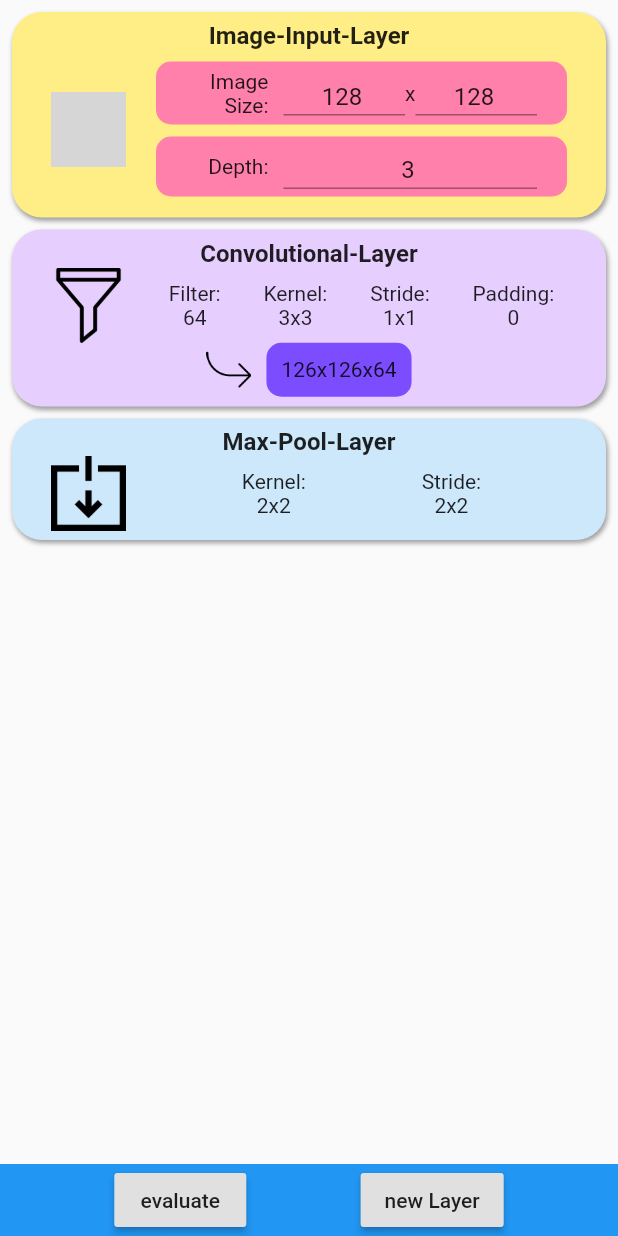
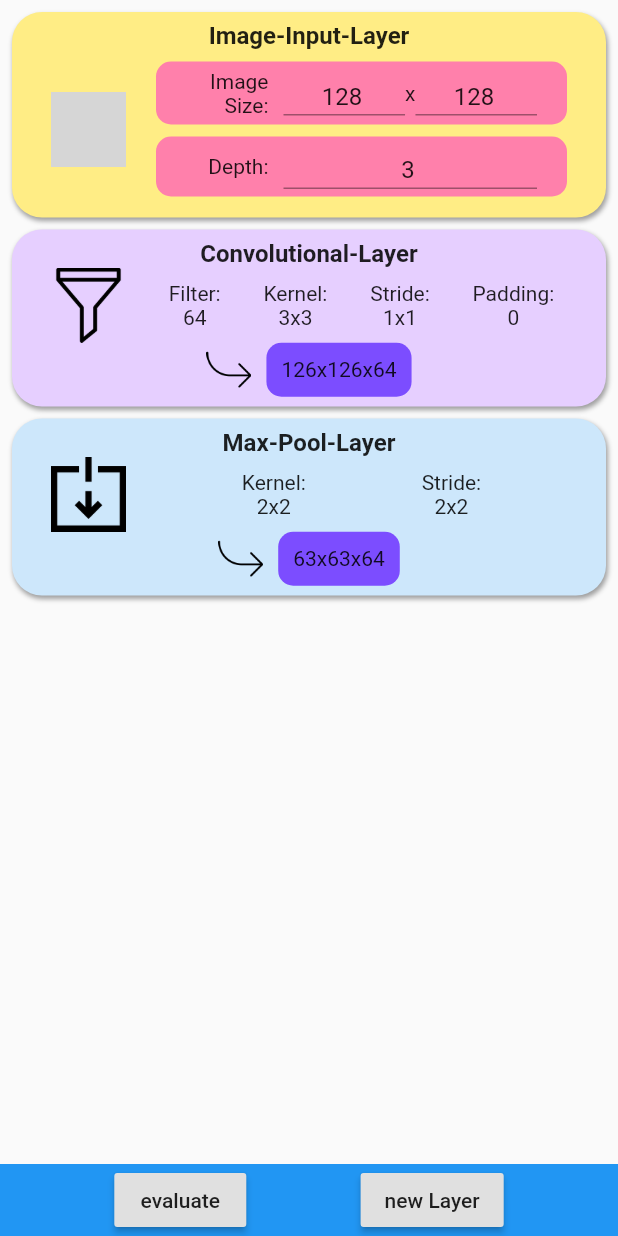
Before and after one commit to aeAlex/dnnImageLayerCalculator, a Flutter app: the screen it shows after launch, after a tap on "evaluate", on a phone screen of 412 x 824 dp. Run offline on Flutter 3.47's test engine with Material 2 defaults, Android fonts, the phone set to English and light mode, and no system bars; grey boxes are pictures that could not be loaded.

Commit message:
Implemented the Display of the Output Image of the Max-Pool-Layer

```diff
--- a/lib/models/convolutionalLayerData.dart
+++ b/lib/models/convolutionalLayerData.dart
@@ -7,7 +7,6 @@ class ConvolutionalLayerData extends LayerData {
   Rectangle kernel;
   Rectangle stride;
   int padding;
-  ImageData outputImageData;
 
   ConvolutionalLayerData(
       {this.anzFilter, this.kernel, this.stride, this.padding = 0}) {
--- a/lib/models/layerData.dart
+++ b/lib/models/layerData.dart
@@ -1,5 +1,7 @@
 import 'package:imageshapecalculator/models/ImageData.dart';
 
 abstract class LayerData {
+  ImageData outputImageData;
+
   ImageData passTrough(ImageData imageData);
 }
--- a/lib/models/layers.dart
+++ b/lib/models/layers.dart
@@ -7,7 +7,7 @@ import 'package:imageshapecalculator/models/rectangle.dart';
 import 'package:imageshapecalculator/widgets/convLayerCard.dart';
 import 'package:imageshapecalculator/widgets/dismissableListViewItem.dart';
 import 'package:imageshapecalculator/widgets/expendedMaxPoolLayerCard.dart';
-import 'package:imageshapecalculator/widgets/maxPoolLayer.dart';
+import 'package:imageshapecalculator/widgets/maxPoolLayerCard.dart';
 import 'package:imageshapecalculator/widgets/expendedConvLayerCard.dart';
 import 'package:imageshapecalculator/widgets/toggleableInputLayer.dart';
 
@@ -29,6 +29,7 @@ class Layers extends ChangeNotifier {
       ImageData(imageSize: Rectangle(w: 128, h: 128), depth: 3);
 
   GlobalKey<ConvLayerCardState> conLayerKey = GlobalKey();
+  GlobalKey<MaxPoolLayerCardState> maxPoolLayerKey = GlobalKey();
 
   Layers() {
     this.layerList = <Widget>[
@@ -43,7 +44,10 @@ class Layers extends ChangeNotifier {
       ),
       DismissableListViewItem(
         layerData: maxPoolLayerData,
-        child: MaxPoolLayer(maxPoolLayerData: maxPoolLayerData),
+        child: MaxPoolLayerCard(
+          maxPoolLayerData: maxPoolLayerData,
+          key: maxPoolLayerKey,
+        ),
         expandedChild:
             ExpandedMaxPoolLayerCard(maxPoolLayerData: maxPoolLayerData),
         key: UniqueKey(),
--- a/lib/models/maxpoolingLayerData.dart
+++ b/lib/models/maxpoolingLayerData.dart
@@ -6,7 +6,9 @@ class MaxPoolingLayerData extends LayerData {
   Rectangle kernel;
   Rectangle stride;
 
-  MaxPoolingLayerData({this.kernel, this.stride});
+  MaxPoolingLayerData({this.kernel, this.stride}) {
+    outputImageData = ImageData(isDisplayed: false);
+  }
 
   @override
   ImageData passTrough(ImageData imageData) {
--- a/lib/screens/layerScreen.dart
+++ b/lib/screens/layerScreen.dart
@@ -4,6 +4,7 @@ import 'package:imageshapecalculator/models/layerData.dart';
 import 'package:imageshapecalculator/screens/newLayerSubScreen.dart';
 import 'package:imageshapecalculator/widgets/convLayerCard.dart';
 import 'package:imageshapecalculator/widgets/dismissableListViewItem.dart';
+import 'package:imageshapecalculator/widgets/maxPoolLayerCard.dart';
 import 'package:imageshapecalculator/widgets/toggleableInputLayer.dart';
 
 import 'package:provider/provider.dart';
@@ -113,6 +114,14 @@ class _LayerScreenState extends State<LayerScreen> {
         });
         convLayerCard.key.currentState.update();
       }
+      if (disLvItem.child is MaxPoolLayerCard) {
+        MaxPoolLayerCard maxPoolLayerCard = disLvItem.child as MaxPoolLayerCard;
+        setState(() {
+          maxPoolLayerCard.maxPoolLayerData.outputImageData = imageData;
+        });
+        maxPoolLayerCard.key.currentState.update();
+        print("Test");
+      }
     }
   }
 }
--- a/lib/screens/newLayerSubScreen.dart
+++ b/lib/screens/newLayerSubScreen.dart
@@ -10,7 +10,7 @@ import 'package:imageshapecalculator/widgets/expendedMaxPoolLayerCard.dart';
 import 'package:provider/provider.dart';
 
 import 'package:imageshapecalculator/widgets/convLayerCard.dart';
-import 'package:imageshapecalculator/widgets/maxPoolLayer.dart';
+import 'package:imageshapecalculator/widgets/maxPoolLayerCard.dart';
 import 'package:imageshapecalculator/models/layers.dart';
 
 class NewLayerSubScreen extends StatelessWidget {
@@ -67,18 +67,21 @@ class NewLayerSubScreen extends StatelessWidget {
           SizedBox(width: 8.0),
           NewLayerSelectionCard(
             layerName: "Maxpool",
-            color: MaxPoolLayer.color,
+            color: MaxPoolLayerCard.color,
             onSelected: () {
               print("Maxpool-Layer was added");
 
               LayerData maxPoolLayerData = MaxPoolingLayerData(
-                  kernel: Rectangle(w: 2, h: 2), stride: Rectangle(w: 1, h: 1));
+                  kernel: Rectangle(w: 2, h: 2), stride: Rectangle(w: 2, h: 2));
+
+              GlobalKey<MaxPoolLayerCardState> maxPoolLayerKey = GlobalKey();
 
               layers.layerList.add(
                 DismissableListViewItem(
                   layerData: maxPoolLayerData,
-                  child: MaxPoolLayer(
+                  child: MaxPoolLayerCard(
                     maxPoolLayerData: maxPoolLayerData,
+                    key: maxPoolLayerKey,
                   ),
                   expandedChild: ExpandedMaxPoolLayerCard(
                     maxPoolLayerData: maxPoolLayerData,
--- a/lib/widgets/convLayerCard.dart
+++ b/lib/widgets/convLayerCard.dart
@@ -14,7 +14,7 @@ class ConvLayerCard extends StatefulWidget {
   final GlobalKey<ConvLayerCardState> key;
 
   ConvLayerCard({
-    this.key,
+    @required this.key,
     @required this.convLayerData,
   }) : super(key: key);
 
--- a/lib/widgets/expendedMaxPoolLayerCard.dart
+++ b/lib/widgets/expendedMaxPoolLayerCard.dart
@@ -1,6 +1,6 @@
 import 'package:flutter/material.dart';
 import 'package:imageshapecalculator/models/maxpoolingLayerData.dart';
-import 'package:imageshapecalculator/widgets/maxPoolLayer.dart';
+import 'package:imageshapecalculator/widgets/maxPoolLayerCard.dart';
 
 import "layerCardExterior.dart";
 import 'labeledVectorInputField.dart';
@@ -17,7 +17,7 @@ class ExpandedMaxPoolLayerCard extends StatelessWidget {
   Widget build(BuildContext context) {
     return LayerCardExterior(
       height: 135.0,
-      color: MaxPoolLayer.color,
+      color: MaxPoolLayerCard.color,
       child: Column(
         mainAxisAlignment: MainAxisAlignment.center,
         children: <Widget>[
@@ -29,7 +29,7 @@ class ExpandedMaxPoolLayerCard extends StatelessWidget {
             children: <Widget>[
               SizedBox(width: 20.0),
               Image(
-                image: MaxPoolLayer.iconAssetImage,
+                image: MaxPoolLayerCard.iconAssetImage,
                 width: 50.0,
                 height: 50.0,
               ),
--- a/lib/widgets/maxPoolLayer.dart
+++ b/lib/widgets/maxPoolLayerCard.dart
@@ -1,25 +1,52 @@
 import 'package:flutter/material.dart';
 import 'package:imageshapecalculator/models/maxpoolingLayerData.dart';
 import 'package:imageshapecalculator/widgets/layerCardExterior.dart';
+import 'package:imageshapecalculator/widgets/outputImageDisplay.dart';
 
 import 'twoLineText.dart';
 
-class MaxPoolLayer extends StatelessWidget {
+class MaxPoolLayerCard extends StatefulWidget {
   static Color color = Color.fromARGB(255, 205, 231, 251);
   static AssetImage iconAssetImage = AssetImage('images/down.png');
 
-  final MaxPoolingLayerData maxPoolLayerData;
+  MaxPoolingLayerData maxPoolLayerData;
 
-  const MaxPoolLayer({
-    Key key,
+  final GlobalKey<MaxPoolLayerCardState> key;
+
+  MaxPoolLayerCard({
+    @required this.key,
     @required this.maxPoolLayerData,
   }) : super(key: key);
 
   @override
+  MaxPoolLayerCardState createState() => MaxPoolLayerCardState();
+}
+
+class MaxPoolLayerCardState extends State<MaxPoolLayerCard> {
+  double height;
+
+  void update() {
+    setState(() {
+      if (this.widget.maxPoolLayerData.outputImageData.isDisplayed) {
+        this.height = 118.0;
+      } else {
+        this.height = 81.0;
+      }
+    });
+  }
+
+  @override
+  void initState() {
+    super.initState();
+
+    this.update();
+  }
+
+  @override
   Widget build(BuildContext context) {
     return LayerCardExterior(
-      height: 81,
-      color: MaxPoolLayer.color,
+      height: this.height,
+      color: MaxPoolLayerCard.color,
       child: Column(
         mainAxisAlignment: MainAxisAlignment.center,
         children: <Widget>[
@@ -31,7 +58,7 @@ class MaxPoolLayer extends StatelessWidget {
             children: <Widget>[
               SizedBox(width: 20.0),
               Image(
-                image: MaxPoolLayer.iconAssetImage,
+                image: MaxPoolLayerCard.iconAssetImage,
                 width: 50.0,
                 height: 50.0,
               ),
@@ -42,16 +69,20 @@ class MaxPoolLayer extends StatelessWidget {
                     TwoLineText(
                         textAbove: "Kernel:",
                         textBeneath:
-                            "${maxPoolLayerData.kernel.w}x${maxPoolLayerData.kernel.h}"),
+                            "${widget.maxPoolLayerData.kernel.w}x${widget.maxPoolLayerData.kernel.h}"),
                     TwoLineText(
                         textAbove: "Stride:",
                         textBeneath:
-                            "${maxPoolLayerData.stride.w}x${maxPoolLayerData.stride.h}"),
+                            "${widget.maxPoolLayerData.stride.w}x${widget.maxPoolLayerData.stride.h}"),
                   ],
                 ),
               ),
             ],
           ),
+          (this.widget.maxPoolLayerData.outputImageData.isDisplayed)
+              ? OutputImageDisplay(this.widget.maxPoolLayerData.outputImageData,
+                  color: Colors.deepPurpleAccent)
+              : Container(),
         ],
       ),
     );
```
